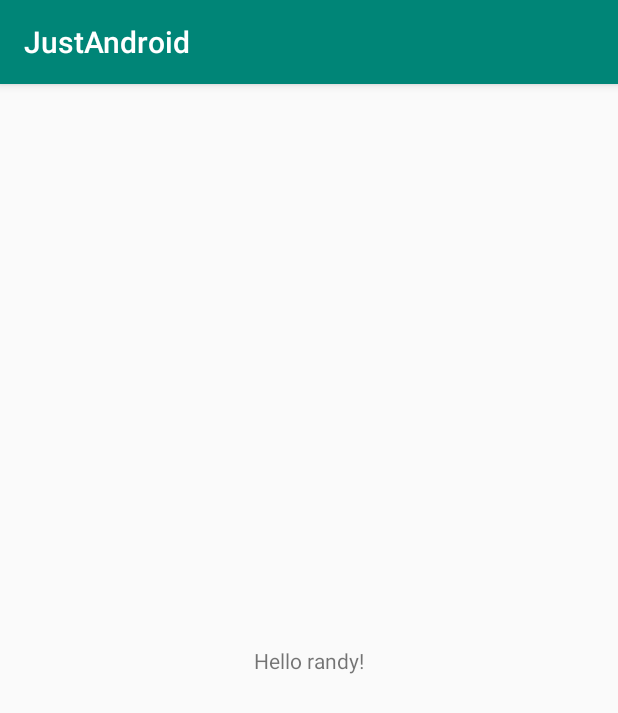
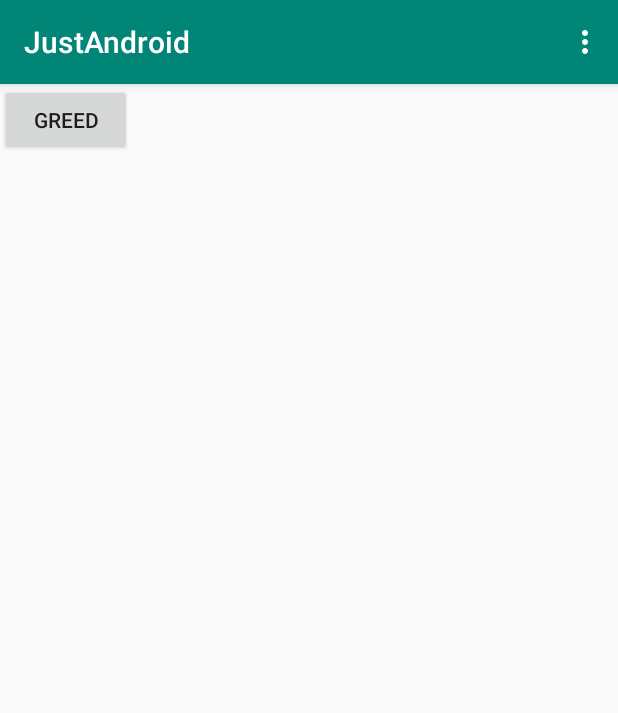
Before and after one commit to gx28ga/JustAndroid, an Android app: the screen it shows after launch (MainActivity), on a phone screen of 412 x 824 dp. Shown: the top 713 px of the screen. Run offline under Robolectric (Android 15) with nearby library versions, the phone set to English and light mode, and no system bars.

Commit message:
project init

```diff
--- a/app/build.gradle
+++ b/app/build.gradle
@@ -3,7 +3,7 @@ apply plugin: 'com.android.application'
 android {
     compileSdkVersion 28
     defaultConfig {
-        applicationId "com.axun.justjava"
+        applicationId "com.axun.justandroid"
         minSdkVersion 21
         targetSdkVersion 28
         versionCode 1
--- /dev/null
+++ b/app/src/main/java/com/axun/justandroid/MainActivity.java
@@ -0,0 +1,62 @@
+package com.axun.justandroid;
+
+import android.content.Intent;
+import android.net.Uri;
+import android.support.v7.app.AppCompatActivity;
+import android.os.Bundle;
+import android.util.Log;
+import android.view.Menu;
+import android.view.MenuItem;
+import android.view.View;
+import android.widget.Button;
+import android.widget.Toast;
+
+public class MainActivity extends AppCompatActivity implements View.OnClickListener {
+    private static final String TAG = "data";
+    Button button;
+
+    @Override
+    protected void onCreate(Bundle savedInstanceState) {
+        super.onCreate(savedInstanceState);
+        setContentView(R.layout.activity_main);
+        Log.d(TAG, "onCreate: i see dead people");
+        button=findViewById(R.id.btn_greed);
+        button.setOnClickListener(this);
+    }
+
+
+    @Override
+    public void onClick(View v) {
+        int viewId=v.getId();
+        switch (viewId){
+            case R.id.btn_greed:
+//                Intent intent=new Intent("com.axun.justandroid.bkb");
+//                intent.addCategory("com.axun.justandroid.mikasa");
+//                startActivity(intent);
+                Intent intent=new Intent(Intent.ACTION_VIEW);
+                intent.setData(Uri.parse("http://kkj.cn"));
+                startActivity(intent);
+
+
+        }
+    }
+
+    @Override
+    public boolean onOptionsItemSelected(MenuItem item) {
+        int menuId=item.getItemId();
+        switch (menuId){
+            case R.id.add_item:
+                Toast.makeText(this,"add clicked you",Toast.LENGTH_LONG).show();
+                break;
+
+        }
+
+        return true;
+    }
+
+    @Override
+    public boolean onCreateOptionsMenu(Menu menu) {
+        getMenuInflater().inflate(R.menu.main,menu);
+        return true;
+    }
+}
--- a/app/src/main/java/com/axun/justjava/MainActivity.java
+++ b/app/src/main/java/com/axun/justandroid/ThirdActivity.java
@@ -1,13 +1,13 @@
-package com.axun.justjava;
+package com.axun.justandroid;
 
 import android.support.v7.app.AppCompatActivity;
 import android.os.Bundle;
 
-public class MainActivity extends AppCompatActivity {
+public class ThirdActivity extends AppCompatActivity {
 
     @Override
     protected void onCreate(Bundle savedInstanceState) {
         super.onCreate(savedInstanceState);
-        setContentView(R.layout.activity_main);
+        setContentView(R.layout.activity_third);
     }
 }
--- a/app/src/main/res/layout/activity_main.xml
+++ b/app/src/main/res/layout/activity_main.xml
@@ -1,18 +1,15 @@
 <?xml version="1.0" encoding="utf-8"?>
-<android.support.constraint.ConstraintLayout xmlns:android="http://schemas.android.com/apk/res/android"
+<RelativeLayout xmlns:android="http://schemas.android.com/apk/res/android"
     xmlns:app="http://schemas.android.com/apk/res-auto"
     xmlns:tools="http://schemas.android.com/tools"
     android:layout_width="match_parent"
     android:layout_height="match_parent"
     tools:context=".MainActivity">
 
-    <TextView
+    <Button
+        android:id="@+id/btn_greed"
+        android:text="greed"
         android:layout_width="wrap_content"
-        android:layout_height="wrap_content"
-        android:text="Hello randy!"
-        app:layout_constraintBottom_toBottomOf="parent"
-        app:layout_constraintLeft_toLeftOf="parent"
-        app:layout_constraintRight_toRightOf="parent"
-        app:layout_constraintTop_toTopOf="parent" />
+        android:layout_height="wrap_content" />
 
-</android.support.constraint.ConstraintLayout>
+</RelativeLayout>
--- /dev/null
+++ b/app/src/main/res/menu/main.xml
@@ -0,0 +1,7 @@
+<?xml version="1.0" encoding="utf-8"?>
+<menu xmlns:app="http://schemas.android.com/apk/res-auto"
+    xmlns:android="http://schemas.android.com/apk/res/android">
+
+    <item android:title="Add" android:id="@+id/add_item"/>
+    <item android:title="Remove" android:id="@+id/remove_item"/>
+</menu>
--- a/build.gradle
+++ b/build.gradle
@@ -7,7 +7,7 @@ buildscript {
 
     }
     dependencies {
-        classpath 'com.android.tools.build:gradle:3.3.1'
+        classpath 'com.android.tools.build:gradle:3.3.2'
 
         // NOTE: Do not place your application dependencies here; they belong
         // in the individual module build.gradle files
```
Also changed, not shown: app/src/main/AndroidManifest.xml (+10 -1 lines), app/src/main/java/com/axun/justandroid/SecondActivity.java (added, +13 -0 lines), app/src/main/res/layout/activity_second.xml (added, +9 -0 lines), app/src/main/res/layout/activity_third.xml (added, +9 -0 lines), 4 other files.
